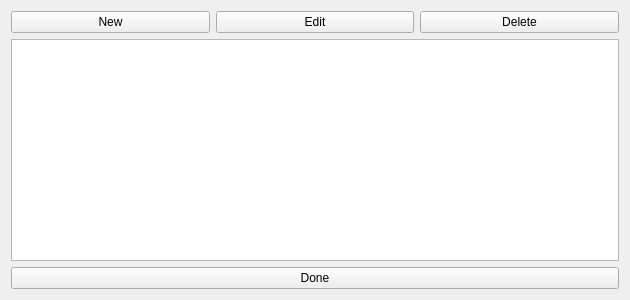
Admiral-Fish/PokeFinder, file Form/Gen8/Profile/ProfileManager8.ui: the form before one commit.
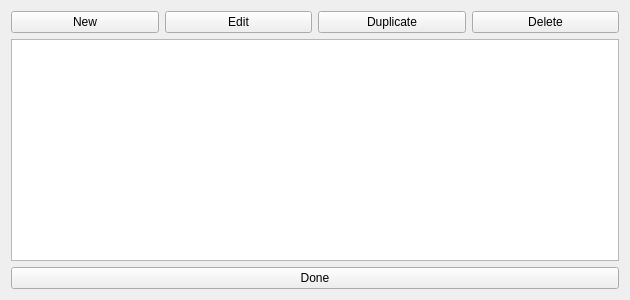
The form after the commit. Custom widgets are drawn as their Qt base class.

Commit message:
Allow profiles to be duplicated
Fixes #538

```diff
--- a/Form/Gen8/Profile/ProfileManager8.ui
+++ b/Form/Gen8/Profile/ProfileManager8.ui
@@ -29,16 +29,23 @@
     </widget>
    </item>
    <item row="0" column="2">
+    <widget class="QPushButton" name="pushButtonDuplicate">
+     <property name="text">
+      <string>Duplicate</string>
+     </property>
+    </widget>
+   </item>
+   <item row="0" column="3">
     <widget class="QPushButton" name="pushButtonDelete">
      <property name="text">
       <string>Delete</string>
      </property>
     </widget>
    </item>
-   <item row="1" column="0" colspan="3">
+   <item row="1" column="0" colspan="4">
     <widget class="TableView" name="tableView"/>
    </item>
-   <item row="2" column="0" colspan="3">
+   <item row="2" column="0" colspan="4">
     <widget class="QPushButton" name="pushButtonOk">
      <property name="text">
       <string>Done</string>
```
The commit also changes 11 other files.
